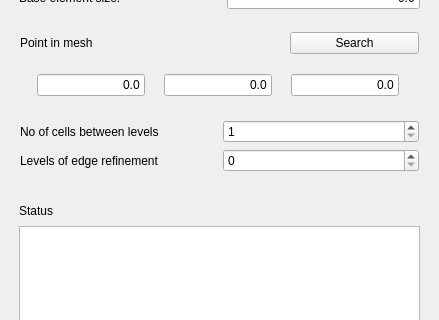
jaheyns/CfdOF, file TaskPanelCfdMesh.ui: the form before one commit; both pictures show x 0 to 439 and y 342 to 662 of the 439 by 756 pixel window.
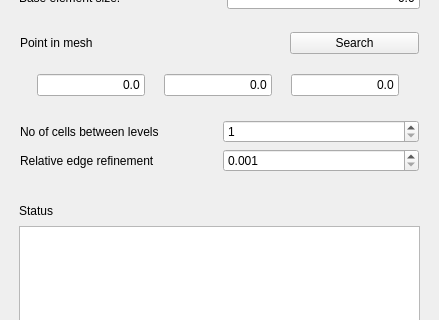
The form after the commit. Custom widgets are drawn as their Qt base class.

Diff of the .ui file:
```diff
--- a/TaskPanelCfdMesh.ui
+++ b/TaskPanelCfdMesh.ui
@@ -318,14 +318,23 @@
          <item row="1" column="0">
           <widget class="QLabel" name="label_15">
            <property name="text">
-            <string>Levels of edge refinement</string>
+            <string>Relative edge refinement</string>
            </property>
           </widget>
          </item>
          <item row="1" column="1">
-          <widget class="QSpinBox" name="if_edgerefine">
+          <widget class="QDoubleSpinBox" name="if_edgerefine">
+           <property name="decimals">
+            <number>3</number>
+           </property>
+           <property name="minimum">
+            <double>0.001000000000000</double>
+           </property>
            <property name="maximum">
-            <number>10</number>
+            <double>1.000000000000000</double>
+           </property>
+           <property name="singleStep">
+            <double>0.050000000000000</double>
            </property>
           </widget>
          </item>
```
